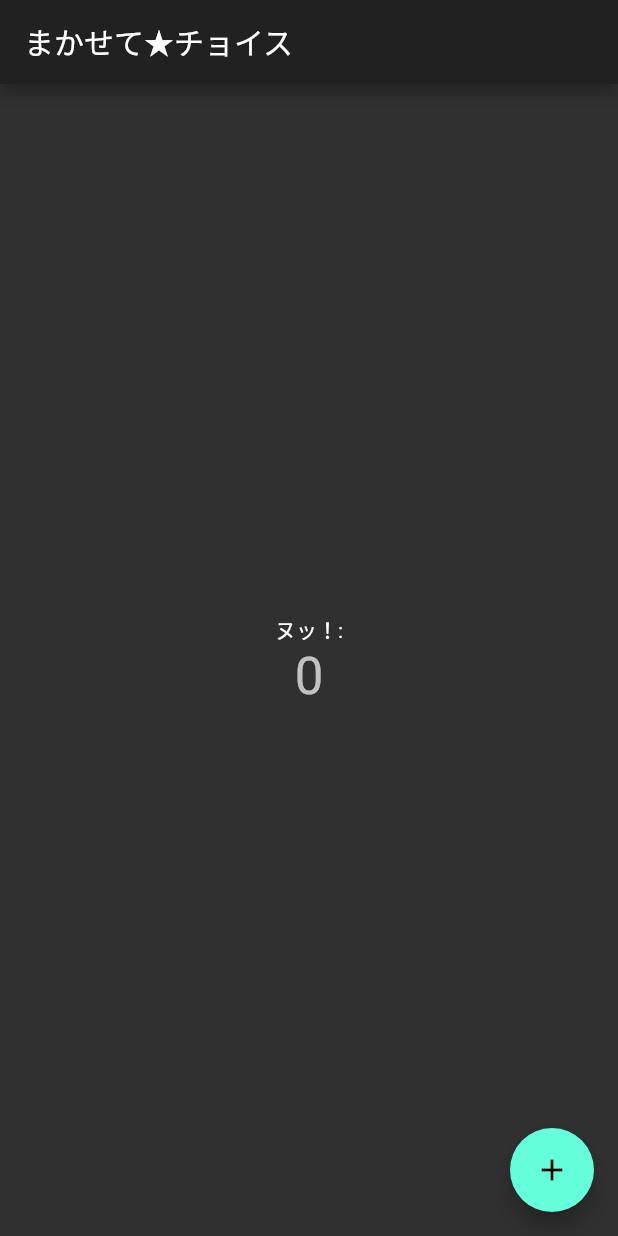
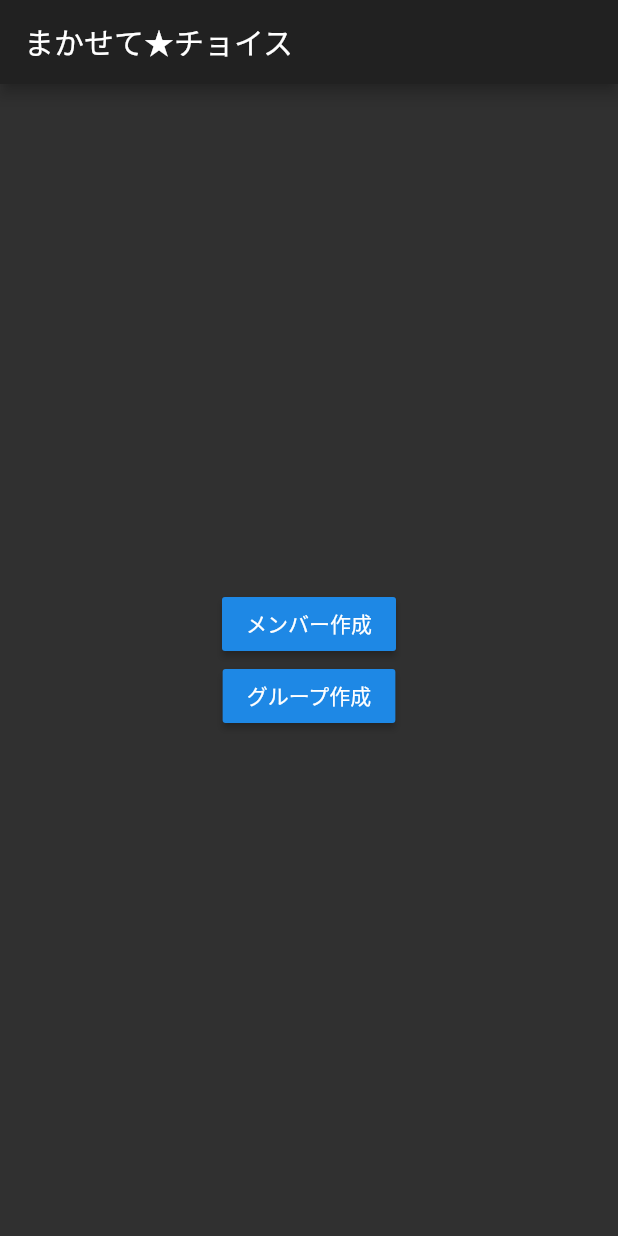
Before and after one commit to emusute1212/makasete_choice_cross_platform, a Flutter app: the screen it shows after launch, on a phone screen of 412 x 824 dp. Run offline on Flutter 3.47's test engine with Material 2 defaults, Android fonts, the phone set to English and light mode, and no system bars.

Commit message:
feat: ページ遷移できるようにした

```diff
--- a/lib/view/main.dart
+++ b/lib/view/main.dart
@@ -1,4 +1,6 @@
 import 'package:flutter/material.dart';
+
+import 'make_members.dart';
 
 void main() => runApp(MyApp());
 
@@ -6,10 +8,13 @@ class MyApp extends StatelessWidget {
   @override
   Widget build(BuildContext context) {
     return MaterialApp(
-      title: 'まかせて★チョイス',
-      theme: ThemeData.dark(),
-      home: MyHomePage(title: 'まかせて★︎チョイス'),
-    );
+        title: 'まかせて★チョイス',
+        theme: ThemeData.dark(),
+        home: MyHomePage(title: 'まかせて★︎チョイス'),
+        routes: <String, WidgetBuilder>{
+          '/make_members': (BuildContext context) =>
+              MakeMembersPage(title: 'メンバー作成ページ'),
+        });
   }
 }
 
@@ -22,13 +27,6 @@ class MyHomePage extends StatefulWidget {
 }
 
 class _MyHomePageState extends State<MyHomePage> {
-  int _counter = 0;
-
-  void _incrementCounter() {
-    setState(() {
-      _counter++;
-    });
-  }
 
   @override
   Widget build(BuildContext context) {
@@ -40,21 +38,21 @@ class _MyHomePageState extends State<MyHomePage> {
         child: Column(
           mainAxisAlignment: MainAxisAlignment.center,
           children: <Widget>[
-            Text(
-              'ヌッ！:',
+            RaisedButton(
+              child: Text('メンバー作成'),
+              onPressed: () {
+                Navigator.of(context).pushNamed('/make_members');
+              },
             ),
-            Text(
-              '$_counter',
-              style: Theme.of(context).textTheme.display1,
+            RaisedButton(
+              child: Text('グループ作成'),
+              onPressed: () {
+                Navigator.of(context).pushNamed('/make_members');
+              },
             ),
           ],
-        ),
-      ),
-      floatingActionButton: FloatingActionButton(
-        onPressed: _incrementCounter,
-        tooltip: 'Increment',
-        child: Icon(Icons.add),
-      ),
+        )
+      )
     );
   }
 }
```
